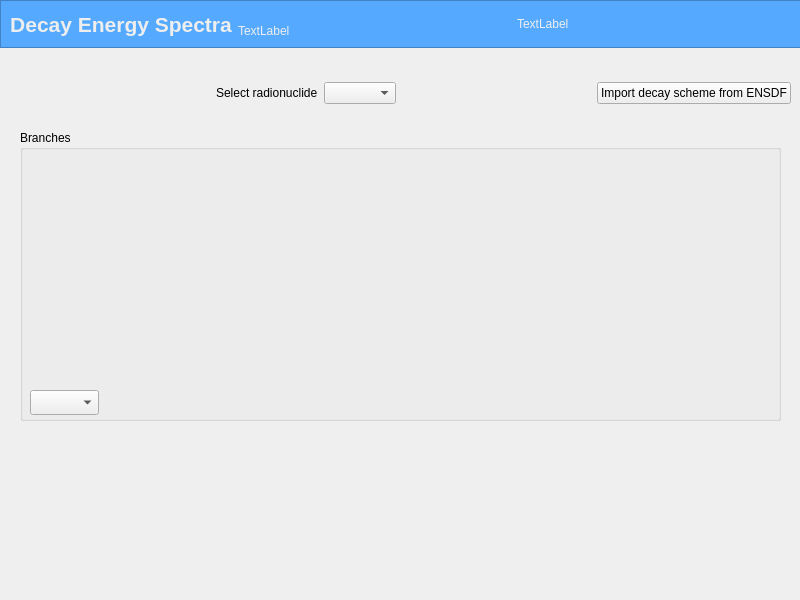
The window that UI/DEC/mainwindow.ui (ziemastz/DES_v2) describes before a commit, drawn with Qt 5.
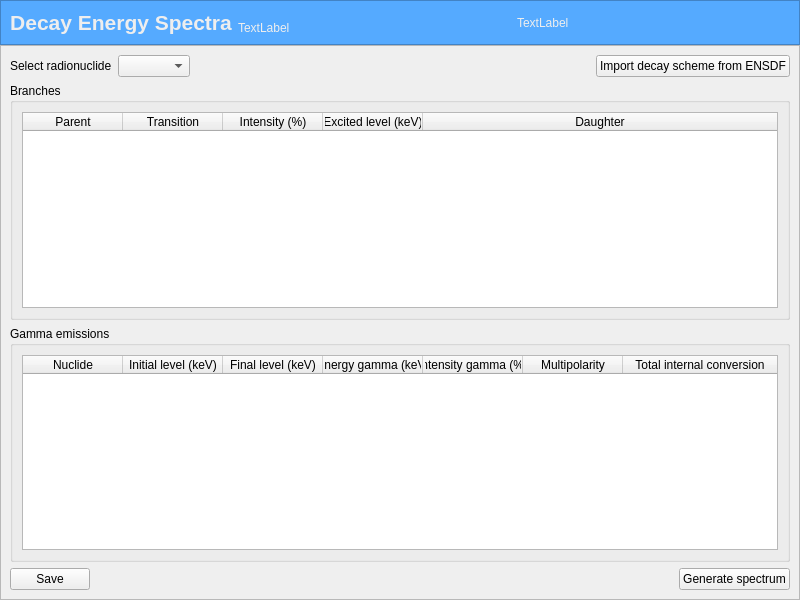
The same window after the commit. Icons and pictures are not drawn.

Patch:
```diff
--- a/UI/DEC/mainwindow.ui
+++ b/UI/DEC/mainwindow.ui
@@ -14,15 +14,24 @@
    <string>MainWindow</string>
   </property>
   <widget class="QWidget" name="centralwidget">
+   <layout class="QVBoxLayout" name="verticalLayout_3">
+    <property name="spacing">
+     <number>0</number>
+    </property>
+    <property name="leftMargin">
+     <number>0</number>
+    </property>
+    <property name="topMargin">
+     <number>0</number>
+    </property>
+    <property name="rightMargin">
+     <number>0</number>
+    </property>
+    <property name="bottomMargin">
+     <number>0</number>
+    </property>
+    <item>
    <widget class="QFrame" name="frame_top">
-    <property name="geometry">
-     <rect>
-      <x>0</x>
-      <y>0</y>
-      <width>801</width>
-      <height>48</height>
-     </rect>
-    </property>
     <property name="styleSheet">
      <string notr="true">background-color: rgb(85, 170, 255);
 color: rgb(238, 238, 238)
@@ -102,93 +111,24 @@
      </item>
     </layout>
    </widget>
-   <widget class="QGroupBox" name="groupBox">
-    <property name="geometry">
-     <rect>
-      <x>20</x>
-      <y>130</y>
-      <width>761</width>
-      <height>291</height>
-     </rect>
-    </property>
-    <property name="title">
-     <string>Branches</string>
-    </property>
-    <widget class="QComboBox" name="comboBox_2">
-     <property name="geometry">
-      <rect>
-       <x>10</x>
-       <y>260</y>
-       <width>69</width>
-       <height>25</height>
-      </rect>
-     </property>
-     <property name="minimumSize">
-      <size>
-       <width>0</width>
-       <height>25</height>
-      </size>
-     </property>
-    </widget>
-    <widget class="QPushButton" name="pushButton_2">
-     <property name="geometry">
-      <rect>
-       <x>90</x>
-       <y>260</y>
-       <width>41</width>
-       <height>21</height>
-      </rect>
-     </property>
-     <property name="toolTip">
-      <string>More deatails</string>
-     </property>
-     <property name="statusTip">
-      <string>More deatails</string>
-     </property>
-     <property name="whatsThis">
-      <string>More deatails</string>
-     </property>
-     <property name="text">
-      <string/>
-     </property>
-     <property name="icon">
-      <iconset resource="resources.qrc">
-       <normaloff>:/Images/more_details.png</normaloff>:/Images/more_details.png</iconset>
-     </property>
-     <property name="iconSize">
-      <size>
-       <width>25</width>
-       <height>25</height>
-      </size>
-     </property>
-     <property name="flat">
-      <bool>true</bool>
-     </property>
-    </widget>
-   </widget>
-   <widget class="QWidget" name="layoutWidget">
-    <property name="geometry">
-     <rect>
-      <x>20</x>
-      <y>80</y>
-      <width>771</width>
-      <height>26</height>
-     </rect>
-    </property>
+    </item>
+    <item>
+     <widget class="QFrame" name="frame">
+      <property name="sizePolicy">
+       <sizepolicy hsizetype="Expanding" vsizetype="Expanding">
+        <horstretch>0</horstretch>
+        <verstretch>0</verstretch>
+       </sizepolicy>
+      </property>
+      <property name="frameShape">
+       <enum>QFrame::StyledPanel</enum>
+      </property>
+      <property name="frameShadow">
+       <enum>QFrame::Raised</enum>
+      </property>
+      <layout class="QVBoxLayout" name="verticalLayout_4">
+       <item>
     <layout class="QHBoxLayout" name="horizontalLayout">
-     <item>
-      <spacer name="horizontalSpacer_3">
-       <property name="orientation">
-        <enum>Qt::Horizontal</enum>
-       </property>
-       <property name="sizeHint" stdset="0">
-        <size>
-         <width>40</width>
-         <height>20</height>
-        </size>
-       </property>
-      </spacer>
-     </item>
      <item>
       <widget class="QLabel" name="label">
        <property name="text">
@@ -220,7 +160,160 @@
       </widget>
      </item>
     </layout>
-   </widget>
+       </item>
+       <item>
+        <widget class="QGroupBox" name="groupBox">
+         <property name="title">
+          <string>Branches</string>
+         </property>
+         <layout class="QVBoxLayout" name="verticalLayout">
+          <item>
+           <widget class="QTableWidget" name="branches_tableWidget">
+            <property name="sizeAdjustPolicy">
+             <enum>QAbstractScrollArea::AdjustToContents</enum>
+            </property>
+            <property name="editTriggers">
+             <set>QAbstractItemView::NoEditTriggers</set>
+            </property>
+            <property name="selectionBehavior">
+             <enum>QAbstractItemView::SelectRows</enum>
+            </property>
+            <attribute name="horizontalHeaderStretchLastSection">
+             <bool>true</bool>
+            </attribute>
+            <column>
+             <property name="text">
+              <string>Parent</string>
+             </property>
+            </column>
+            <column>
+             <property name="text">
+              <string>Transition</string>
+             </property>
+            </column>
+            <column>
+             <property name="text">
+              <string>Intensity (%)</string>
+             </property>
+            </column>
+            <column>
+             <property name="text">
+              <string>Excited level (keV)</string>
+             </property>
+            </column>
+            <column>
+             <property name="text">
+              <string>Daughter</string>
+             </property>
+            </column>
+           </widget>
+          </item>
+         </layout>
+        </widget>
+       </item>
+       <item>
+        <widget class="QGroupBox" name="groupBox_2">
+         <property name="title">
+          <string>Gamma emissions</string>
+         </property>
+         <layout class="QVBoxLayout" name="verticalLayout_2">
+          <item>
+           <widget class="QTableWidget" name="gamma_emissions_tableWidget">
+            <property name="sizeAdjustPolicy">
+             <enum>QAbstractScrollArea::AdjustToContents</enum>
+            </property>
+            <property name="editTriggers">
+             <set>QAbstractItemView::NoEditTriggers</set>
+            </property>
+            <property name="selectionBehavior">
+             <enum>QAbstractItemView::SelectRows</enum>
+            </property>
+            <attribute name="horizontalHeaderStretchLastSection">
+             <bool>true</bool>
+            </attribute>
+            <column>
+             <property name="text">
+              <string>Nuclide</string>
+             </property>
+            </column>
+            <column>
+             <property name="text">
+              <string>Initial level (keV)</string>
+             </property>
+            </column>
+            <column>
+             <property name="text">
+              <string>Final level (keV)</string>
+             </property>
+            </column>
+            <column>
+             <property name="text">
+              <string>Energy gamma (keV)</string>
+             </property>
+            </column>
+            <column>
+             <property name="text">
+              <string>Intensity gamma (%)</string>
+             </property>
+            </column>
+            <column>
+             <property name="text">
+              <string>Multipolarity</string>
+             </property>
+            </column>
+            <column>
+             <property name="text">
+              <string>Total internal conversion</string>
+             </property>
+            </column>
+           </widget>
+          </item>
+         </layout>
+        </widget>
+       </item>
+       <item>
+        <layout class="QHBoxLayout" name="horizontalLayout_2">
+         <item>
+          <widget class="QPushButton" name="save_data_pushButton">
+           <property name="text">
+            <string>Save</string>
+           </property>
+           <property name="icon">
+            <iconset resource="resources.qrc">
+             <normaloff>:/Images/downloads.png</normaloff>:/Images/downloads.png</iconset>
+           </property>
+          </widget>
+         </item>
+         <item>
+          <spacer name="horizontalSpacer_3">
+           <property name="orientation">
+            <enum>Qt::Horizontal</enum>
+           </property>
+           <property name="sizeHint" stdset="0">
+            <size>
+             <width>594</width>
+             <height>20</height>
+            </size>
+           </property>
+          </spacer>
+         </item>
+         <item>
+          <widget class="QPushButton" name="generate_spectrumpushButton">
+           <property name="text">
+            <string>Generate spectrum</string>
+           </property>
+           <property name="icon">
+            <iconset resource="resources.qrc">
+             <normaloff>:/Images/histogram.png</normaloff>:/Images/histogram.png</iconset>
+           </property>
+          </widget>
+         </item>
+        </layout>
+       </item>
+      </layout>
+     </widget>
+    </item>
+   </layout>
   </widget>
  </widget>
  <resources>
```
Left out of the diff: 8 changed lines with no effect on the pictures. Lines whose indentation alone changed are shown as unchanged.
